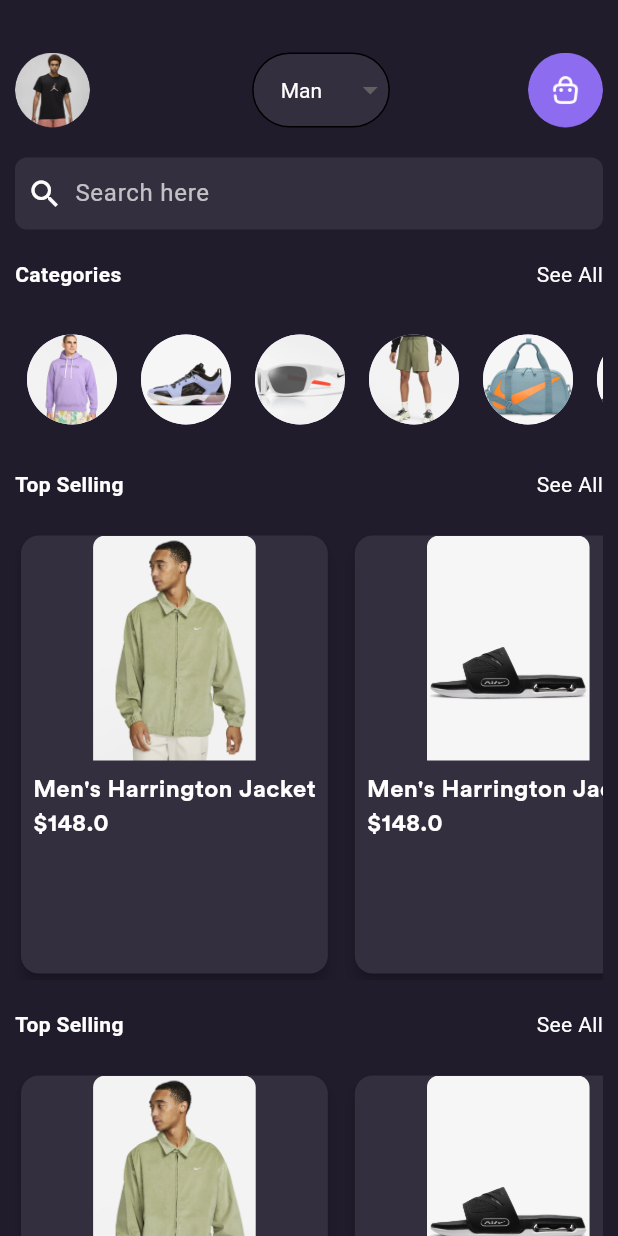
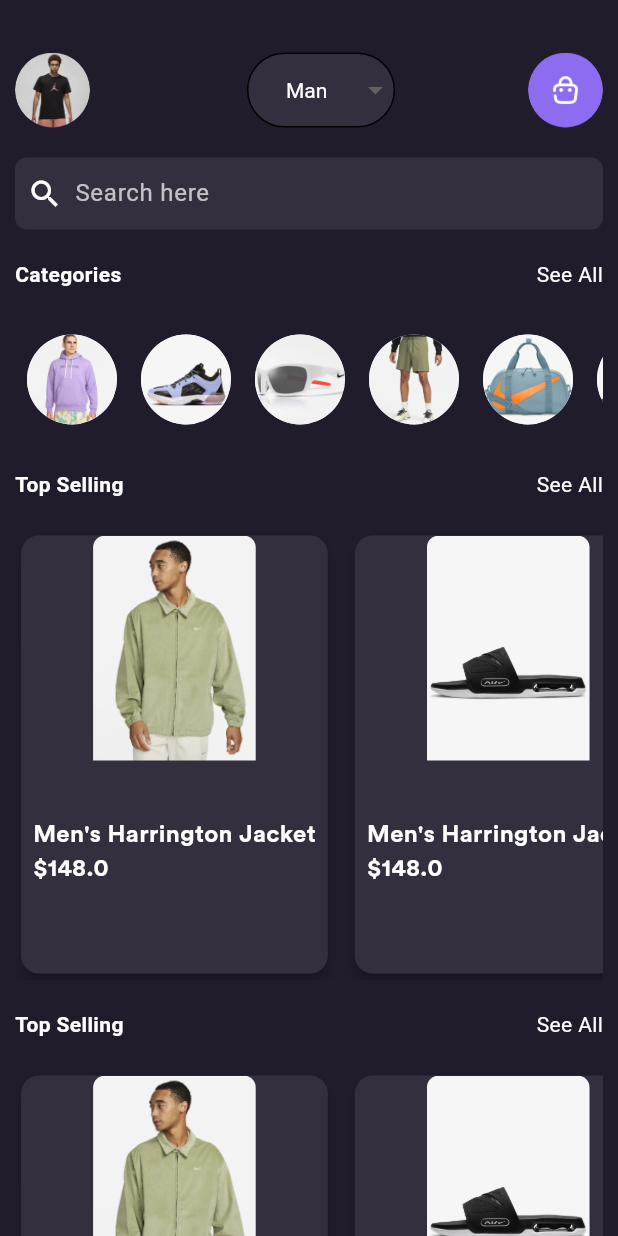
Before and after one commit to mahesh-bora/Ecommerce-App, a Flutter app: the HomeScreen screen opened directly, on a phone screen of 412 x 824 dp. Run offline on Flutter 3.47's test engine with Material 3 defaults, Android fonts, the phone set to English and light mode, and no system bars; our stand-ins replace carousel_slider, flutter_rating_bar.

Commit message:
UI updated

```diff
--- a/lib/screens/home/home_screen.dart
+++ b/lib/screens/home/home_screen.dart
@@ -1,4 +1,5 @@
 import 'package:ecommerce_app/screens/detail/detail_screen.dart';
+import 'package:ecommerce_app/screens/navpages/setting_page.dart';
 import 'package:flutter/material.dart';
 
 import '../navpages/shop_by_category.dart';
@@ -45,15 +46,25 @@ class _HomeScreenState extends State<HomeScreen> {
                 child: Row(
                   mainAxisAlignment: MainAxisAlignment.spaceBetween,
                   children: [
-                    Container(
+                    GestureDetector(
+                      onTap: () {
+                        // Handle the tap event, for example, navigate to the profile screen
+                        Navigator.push(
+                          context,
+                          MaterialPageRoute(
+                              builder: (context) =>
+                                  SettingPage()), // Replace with your profile screen widget
+                        );
+                      },
+                      child: Container(
                         width: 50.0,
                         height: 50.0,
                         decoration: const BoxDecoration(
                           shape: BoxShape.circle,
                           image: DecorationImage(
                             fit: BoxFit.cover,
-                          image: AssetImage(
-                              'assets/profile.png'), // Replace with your PNG image path
+                            image: AssetImage('assets/profile.png'),
+                          ),
                         ),
                       ),
                     ),
@@ -71,7 +82,9 @@ class _HomeScreenState extends State<HomeScreen> {
                             child: Row(
                               mainAxisAlignment: MainAxisAlignment.center,
                               children: [
-                                const SizedBox(width: 18),
+                                const SizedBox(
+                                  width: 25,
+                                ),
                                 DropdownButton<String>(
                                   value: selectedGender,
                                   dropdownColor: const Color(0xFF342F3F),
@@ -81,7 +94,7 @@ class _HomeScreenState extends State<HomeScreen> {
                                   style:
                                       const TextStyle(color: Color(0xFF342F3F)),
                                   underline: Container(
-                                    height: 2,
+                                      // height: 1,
                                       // color: Colors.transparent,
                                       ),
                                   onChanged: (String? newValue) {
@@ -191,7 +204,7 @@ class _HomeScreenState extends State<HomeScreen> {
                         Navigator.push(
                           context,
                           MaterialPageRoute(
-                              builder: (context) => S  n 7hopByCategory()),
+                              builder: (context) => ShopByCategory()),
                         );
                       },
                       child: const Text("See All",
@@ -244,6 +257,9 @@ class _HomeScreenState extends State<HomeScreen> {
                               child: Column(
                                 crossAxisAlignment: CrossAxisAlignment.start,
                                 children: [
+                                  SizedBox(
+                                    height: 30,
+                                  ),
                                   Text(
                                     "Men's Harrington Jacket",
                                     style: TextStyle(
@@ -272,14 +288,23 @@ class _HomeScreenState extends State<HomeScreen> {
               const SizedBox(
                 height: 20,
               ),
-              const Row(
+              Row(
                 mainAxisAlignment: MainAxisAlignment.spaceBetween,
                 children: [
-                  Text("Top Selling",
+                  const Text("Top Selling",
                       style: TextStyle(
                           fontWeight: FontWeight.bold, color: Colors.white)),
-                  SizedBox(width: 8),
-                  Text("See All", style: TextStyle(color: Colors.white)),
+                  const SizedBox(width: 8),
+                  GestureDetector(
+                      onTap: () {
+                        Navigator.push(
+                          context,
+                          MaterialPageRoute(
+                              builder: (context) => ShopByCategory()),
+                        );
+                      },
+                      child: const Text("See All",
+                          style: TextStyle(color: Colors.white))),
                 ],
               ),
               const SizedBox(
@@ -321,6 +346,9 @@ class _HomeScreenState extends State<HomeScreen> {
                               child: Column(
                                 crossAxisAlignment: CrossAxisAlignment.start,
                                 children: [
+                                  SizedBox(
+                                    height: 30,
+                                  ),
                                   Text(
                                     "Men's Harrington Jacket",
                                     style: TextStyle(
```
Also changed, not shown: lib/screens/navpages/setting_page.dart (+26 -8 lines). Lines whose indentation alone changed are shown as unchanged.
